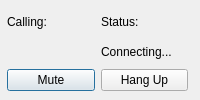
Before: the Qt Designer form calldialogue.ui in Jordan-Lin/Audio-Streaming-Service, drawn with Qt 5.
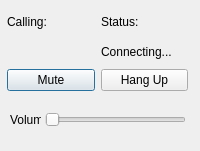
After: the same form once the commit is applied.

Commit message: voip call to self working. will crash if close window

The edit to the form file:
```diff
--- a/calldialogue.ui
+++ b/calldialogue.ui
@@ -7,7 +7,7 @@
     <x>0</x>
     <y>0</y>
     <width>200</width>
-    <height>100</height>
+    <height>151</height>
    </rect>
   </property>
   <property name="windowTitle">
@@ -83,6 +83,32 @@
     </item>
    </layout>
   </widget>
+  <widget class="QSlider" name="horizontalSlider">
+   <property name="geometry">
+    <rect>
+     <x>45</x>
+     <y>110</y>
+     <width>141</width>
+     <height>20</height>
+    </rect>
+   </property>
+   <property name="orientation">
+    <enum>Qt::Horizontal</enum>
+   </property>
+  </widget>
+  <widget class="QLabel" name="label">
+   <property name="geometry">
+    <rect>
+     <x>10</x>
+     <y>110</y>
+     <width>31</width>
+     <height>20</height>
+    </rect>
+   </property>
+   <property name="text">
+    <string>Volume</string>
+   </property>
+  </widget>
  </widget>
  <resources/>
  <connections/>
```
The commit also changes 3 other files.
